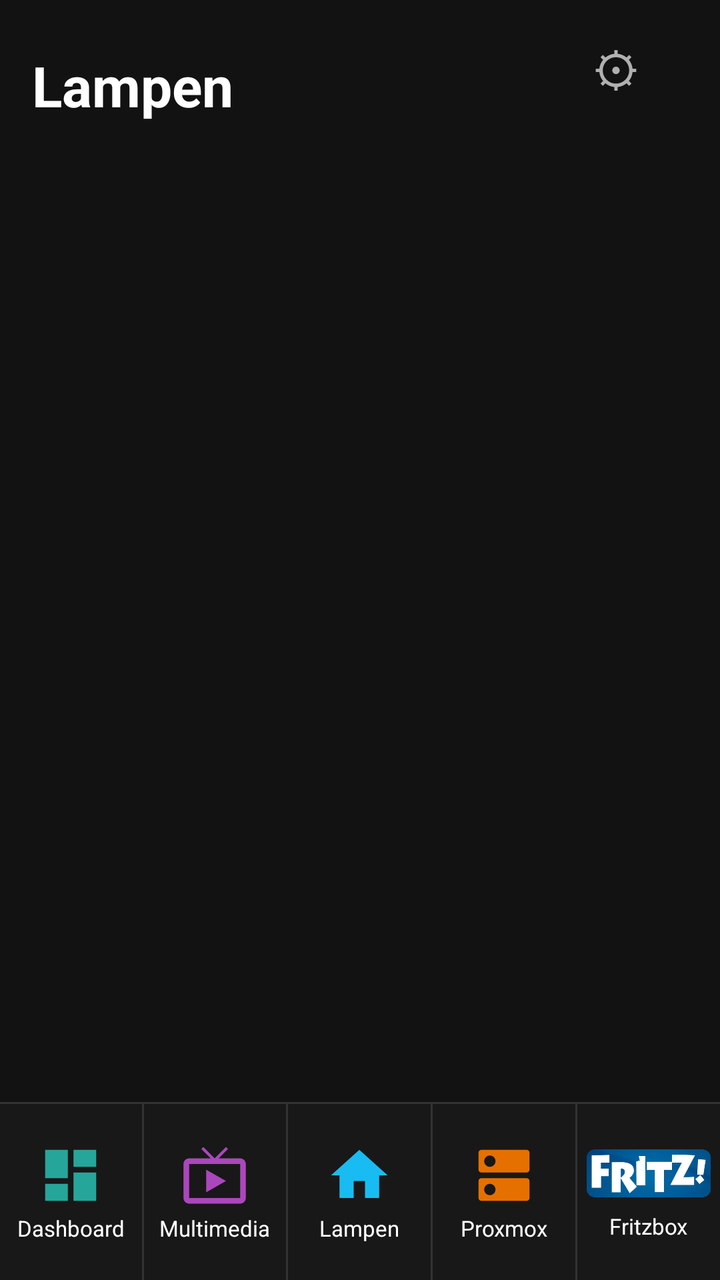
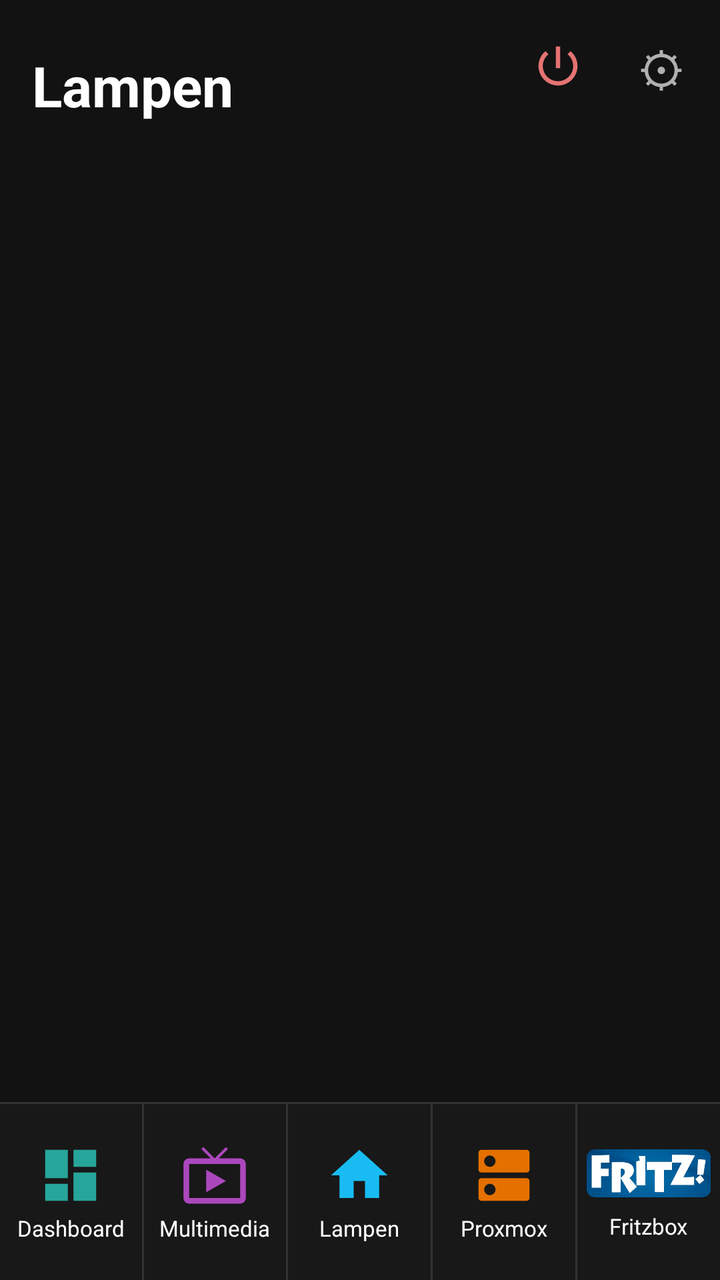

Before-and-after screenshots of an Android layout around one commit, followed by the original layout XML and the change that was made.
<!-- AndroidManifest.xml: application theme android:Theme.DeviceDefault.NoActionBar -->
<!-- res/layout/activity_main.xml -->
<?xml version="1.0" encoding="utf-8"?>
<LinearLayout xmlns:android="http://schemas.android.com/apk/res/android"
    android:id="@+id/root"
    android:layout_width="match_parent"
    android:layout_height="match_parent"
    android:background="#121212"
    android:orientation="vertical">

    
    <TextView
        android:id="@+id/updateBanner"
        android:layout_width="match_parent"
        android:layout_height="wrap_content"
        android:background="#1B5E20"
        android:gravity="center"
        android:padding="12dp"
        android:textColor="#FFFFFF"
        android:textSize="15sp"
        android:textStyle="bold"
        android:visibility="gone" />

    <FrameLayout
        android:layout_width="match_parent"
        android:layout_height="0dp"
        android:layout_weight="1">

        
        <ScrollView
            android:id="@+id/mediaPanel"
            android:layout_width="match_parent"
            android:layout_height="match_parent"
            android:visibility="gone">

            <LinearLayout
                android:layout_width="match_parent"
                android:layout_height="wrap_content"
                android:orientation="vertical"
                android:padding="16dp">

                <TextView
                    android:layout_width="wrap_content"
                    android:layout_height="wrap_content"
                    android:layout_marginTop="8dp"
                    android:layout_marginBottom="16dp"
                    android:text="Multimedia"
                    android:textColor="#FFFFFF"
                    android:textSize="28sp"
                    android:textStyle="bold" />

                <LinearLayout
                    android:id="@+id/mediaList"
                    android:layout_width="match_parent"
                    android:layout_height="wrap_content"
                    android:orientation="vertical" />

                <TextView
                    android:id="@+id/mediaStatus"
                    android:layout_width="match_parent"
                    android:layout_height="wrap_content"
                    android:layout_marginTop="4dp"
                    android:textColor="#B0B0B0"
                    android:textSize="13sp" />
            </LinearLayout>
        </ScrollView>

        
        <ScrollView
            android:id="@+id/dashPanel"
            android:layout_width="match_parent"
            android:layout_height="match_parent"
            android:visibility="gone">

            <LinearLayout
                android:layout_width="match_parent"
                android:layout_height="wrap_content"
                android:orientation="vertical"
                android:padding="16dp">

                <TextView
                    android:layout_width="wrap_content"
                    android:layout_height="wrap_content"
                    android:layout_marginTop="8dp"
                    android:layout_marginBottom="16dp"
                    android:text="Dashboard"
                    android:textColor="#FFFFFF"
                    android:textSize="28sp"
                    android:textStyle="bold" />

                <LinearLayout
                    android:id="@+id/dashList"
                    android:layout_width="match_parent"
                    android:layout_height="wrap_content"
                    android:orientation="vertical" />

                <TextView
                    android:id="@+id/dashStatus"
                    android:layout_width="match_parent"
                    android:layout_height="wrap_content"
                    android:layout_marginTop="4dp"
                    android:textColor="#B0B0B0"
                    android:textSize="13sp" />
            </LinearLayout>
        </ScrollView>

        
        <ScrollView
            android:id="@+id/haPanel"
            android:layout_width="match_parent"
            android:layout_height="match_parent">

            <LinearLayout
                android:layout_width="match_parent"
                android:layout_height="wrap_content"
                android:orientation="vertical"
                android:padding="16dp">

                <TextView
                    android:layout_width="match_parent"
                    android:layout_height="wrap_content"
                    android:layout_marginTop="8dp"
                    android:layout_marginBottom="16dp"
                    android:text="Lampen"
                    android:textColor="#FFFFFF"
                    android:textSize="28sp"
                    android:textStyle="bold" />

                <LinearLayout
                    android:id="@+id/groupList"
                    android:layout_width="match_parent"
                    android:layout_height="wrap_content"
                    android:orientation="vertical" />

                <TextView
                    android:id="@+id/statusText"
                    android:layout_width="match_parent"
                    android:layout_height="wrap_content"
                    android:layout_marginTop="8dp"
                    android:textColor="#B0B0B0"
                    android:textSize="14sp" />
            </LinearLayout>
        </ScrollView>

        
        <ScrollView
            android:id="@+id/pvePanel"
            android:layout_width="match_parent"
            android:layout_height="match_parent"
            android:visibility="gone">

            <LinearLayout
                android:layout_width="match_parent"
                android:layout_height="wrap_content"
                android:orientation="vertical"
                android:padding="16dp">

                <TextView
                    android:layout_width="wrap_content"
                    android:layout_height="wrap_content"
                    android:layout_marginTop="8dp"
                    android:layout_marginBottom="16dp"
                    android:text="Proxmox"
                    android:textColor="#FFFFFF"
                    android:textSize="28sp"
                    android:textStyle="bold" />

                <LinearLayout
                    android:id="@+id/vmList"
                    android:layout_width="match_parent"
                    android:layout_height="wrap_content"
                    android:orientation="vertical" />

                <TextView
                    android:id="@+id/pveStatus"
                    android:layout_width="match_parent"
                    android:layout_height="wrap_content"
                    android:layout_marginTop="8dp"
                    android:textColor="#B0B0B0"
                    android:textSize="14sp" />
            </LinearLayout>
        </ScrollView>

        
        <ScrollView
            android:id="@+id/fritzPanel"
            android:layout_width="match_parent"
            android:layout_height="match_parent"
            android:visibility="gone">

            <LinearLayout
                android:layout_width="match_parent"
                android:layout_height="wrap_content"
                android:orientation="vertical"
                android:padding="16dp">

                <TextView
                    android:layout_width="wrap_content"
                    android:layout_height="wrap_content"
                    android:layout_marginTop="8dp"
                    android:layout_marginBottom="16dp"
                    android:text="Fritzbox"
                    android:textColor="#FFFFFF"
                    android:textSize="28sp"
                    android:textStyle="bold" />

                <LinearLayout
                    android:id="@+id/fritzList"
                    android:layout_width="match_parent"
                    android:layout_height="wrap_content"
                    android:orientation="vertical" />

                <TextView
                    android:id="@+id/fritzStatus"
                    android:layout_width="match_parent"
                    android:layout_height="wrap_content"
                    android:layout_marginTop="8dp"
                    android:textColor="#B0B0B0"
                    android:textSize="14sp" />
            </LinearLayout>
        </ScrollView>

        <Button
            android:id="@+id/settingsButton"
            style="?android:attr/borderlessButtonStyle"
            android:layout_width="wrap_content"
            android:layout_height="wrap_content"
            android:layout_gravity="top|end"
            android:layout_margin="8dp"
            android:text="⚙"
            android:textColor="#B0B0B0"
            android:textSize="24sp" />

        
        <ScrollView
            android:id="@+id/settingsPanel"
            android:layout_width="match_parent"
            android:layout_height="match_parent"
            android:background="#121212"
            android:visibility="gone">

            <LinearLayout
                android:layout_width="match_parent"
                android:layout_height="wrap_content"
                android:orientation="vertical"
                android:padding="24dp">

                <TextView
                    android:id="@+id/settingsTitle"
                    android:layout_width="wrap_content"
                    android:layout_height="wrap_content"
                    android:layout_marginBottom="16dp"
                    android:text="Instellingen"
                    android:textColor="#FFFFFF"
                    android:textSize="24sp"
                    android:textStyle="bold" />

                
                <LinearLayout
                    android:id="@+id/settingsMenu"
                    android:layout_width="match_parent"
                    android:layout_height="wrap_content"
                    android:orientation="vertical">

                    <TextView
                        android:id="@+id/menuApi"
                        android:layout_width="match_parent"
                        android:layout_height="wrap_content"
                        android:layout_marginBottom="12dp"
                        android:background="#1E1E1E"
                        android:drawablePadding="16dp"
                        android:gravity="center_vertical"
                        android:padding="18dp"
                        android:text="API's"
                        android:textColor="#FFFFFF"
                        android:textSize="17sp" />

                    <TextView
                        android:id="@+id/menuUpdate"
                        android:layout_width="match_parent"
                        android:layout_height="wrap_content"
                        android:background="#1E1E1E"
                        android:drawablePadding="16dp"
                        android:gravity="center_vertical"
                        android:padding="18dp"
                        android:text="Updates"
                        android:textColor="#FFFFFF"
                        android:textSize="17sp" />
                </LinearLayout>

                
                <LinearLayout
                    android:id="@+id/apiMenu"
                    android:layout_width="match_parent"
                    android:layout_height="wrap_content"
                    android:orientation="vertical"
                    android:visibility="gone">

                    <TextView
                        android:id="@+id/menuHa"
                        android:layout_width="match_parent"
                        android:layout_height="wrap_content"
                        android:layout_marginBottom="12dp"
                        android:background="#1E1E1E"
                        android:drawablePadding="16dp"
                        android:gravity="center_vertical"
                        android:padding="18dp"
                        android:text="Home Assistant"
                        android:textColor="#FFFFFF"
                        android:textSize="17sp" />

                    <TextView
                        android:id="@+id/menuPve"
                        android:layout_width="match_parent"
                        android:layout_height="wrap_content"
                        android:layout_marginBottom="12dp"
                        android:background="#1E1E1E"
                        android:drawablePadding="16dp"
                        android:gravity="center_vertical"
                        android:padding="18dp"
                        android:text="Proxmox"
                        android:textColor="#FFFFFF"
                        android:textSize="17sp" />

                    <TextView
                        android:id="@+id/menuFritz"
                        android:layout_width="match_parent"
                        android:layout_height="wrap_content"
                        android:layout_marginBottom="12dp"
                        android:background="#1E1E1E"
                        android:drawablePadding="16dp"
                        android:gravity="center_vertical"
                        android:padding="18dp"
                        android:text="Fritzbox"
                        android:textColor="#FFFFFF"
                        android:textSize="17sp" />

                </LinearLayout>

                
                <LinearLayout
                    android:id="@+id/haSection"
                    android:layout_width="match_parent"
                    android:layout_height="wrap_content"
                    android:orientation="vertical"
                    android:visibility="gone">
                    <TextView
                        android:layout_width="wrap_content"
                        android:layout_height="wrap_content"
                        android:layout_marginTop="8dp"
                        android:text="Extern adres (Nabu Casa)"
                        android:textColor="#B0B0B0" />

                    <EditText
                        android:id="@+id/urlInput"
                        android:layout_width="match_parent"
                        android:layout_height="wrap_content"
                        android:hint="https://xxxx.ui.nabu.casa"
                        android:inputType="textUri"
                        android:textColor="#FFFFFF"
                        android:textColorHint="#666666" />

                    <TextView
                        android:layout_width="wrap_content"
                        android:layout_height="wrap_content"
                        android:layout_marginTop="8dp"
                        android:text="Lokaal adres (thuis, eerst geprobeerd)"
                        android:textColor="#B0B0B0" />

                    <EditText
                        android:id="@+id/localUrlInput"
                        android:layout_width="match_parent"
                        android:layout_height="wrap_content"
                        android:hint="http://192.168.1.10:8123"
                        android:inputType="textUri"
                        android:textColor="#FFFFFF"
                        android:textColorHint="#666666" />

                    <TextView
                        android:layout_width="wrap_content"
                        android:layout_height="wrap_content"
                        android:layout_marginTop="8dp"
                        android:text="Long-lived access token"
                        android:textColor="#B0B0B0" />

                    <EditText
                        android:id="@+id/tokenInput"
                        android:layout_width="match_parent"
                        android:layout_height="wrap_content"
                        android:inputType="textPassword"
                        android:textColor="#FFFFFF"
                        android:textColorHint="#666666" />

                    <Button
                        android:id="@+id/saveHa"
                        android:layout_width="match_parent"
                        android:layout_height="wrap_content"
                        android:layout_marginTop="24dp"
                        android:text="Opslaan" />
                </LinearLayout>

                
                <LinearLayout
                    android:id="@+id/pveSection"
                    android:layout_width="match_parent"
                    android:layout_height="wrap_content"
                    android:orientation="vertical"
                    android:visibility="gone">
                    <TextView
                        android:layout_width="wrap_content"
                        android:layout_height="wrap_content"
                        android:layout_marginTop="8dp"
                        android:text="URL"
                        android:textColor="#B0B0B0" />

                    <EditText
                        android:id="@+id/pveUrlInput"
                        android:layout_width="match_parent"
                        android:layout_height="wrap_content"
                        android:hint="https://192.168.1.11:8006"
                        android:inputType="textUri"
                        android:textColor="#FFFFFF"
                        android:textColorHint="#666666" />

                    <TextView
                        android:layout_width="wrap_content"
                        android:layout_height="wrap_content"
                        android:layout_marginTop="8dp"
                        android:text="Token ID"
                        android:textColor="#B0B0B0" />

                    <EditText
                        android:id="@+id/pveTokenIdInput"
                        android:layout_width="match_parent"
                        android:layout_height="wrap_content"
                        android:hint="root@pam!App"
                        android:inputType="text"
                        android:textColor="#FFFFFF"
                        android:textColorHint="#666666" />

                    <TextView
                        android:layout_width="wrap_content"
                        android:layout_height="wrap_content"
                        android:layout_marginTop="8dp"
                        android:text="Secret"
                        android:textColor="#B0B0B0" />

                    <EditText
                        android:id="@+id/pveSecretInput"
                        android:layout_width="match_parent"
                        android:layout_height="wrap_content"
                        android:inputType="textPassword"
                        android:textColor="#FFFFFF"
                        android:textColorHint="#666666" />

                    <Button
                        android:id="@+id/savePve"
                        android:layout_width="match_parent"
                        android:layout_height="wrap_content"
                        android:layout_marginTop="24dp"
                        android:text="Opslaan" />
                </LinearLayout>

                
                <LinearLayout
                    android:id="@+id/fritzSection"
                    android:layout_width="match_parent"
                    android:layout_height="wrap_content"
                    android:orientation="vertical"
                    android:visibility="gone">
                    <TextView
                        android:layout_width="wrap_content"
                        android:layout_height="wrap_content"
                        android:layout_marginTop="8dp"
                        android:text="URL (TR-064)"
                        android:textColor="#B0B0B0" />

                    <EditText
                        android:id="@+id/fritzUrlInput"
                        android:layout_width="match_parent"
                        android:layout_height="wrap_content"
                        android:hint="https://fritzbox.example.nl/tr064"
                        android:inputType="textUri"
                        android:textColor="#FFFFFF"
                        android:textColorHint="#666666" />

                    <TextView
                        android:layout_width="wrap_content"
                        android:layout_height="wrap_content"
                        android:layout_marginTop="8dp"
                        android:text="Gebruiker"
                        android:textColor="#B0B0B0" />

                    <EditText
                        android:id="@+id/fritzUserInput"
                        android:layout_width="match_parent"
                        android:layout_height="wrap_content"
                        android:inputType="text"
                        android:textColor="#FFFFFF"
                        android:textColorHint="#666666" />

                    <TextView
                        android:layout_width="wrap_content"
                        android:layout_height="wrap_content"
                        android:layout_marginTop="8dp"
                        android:text="Wachtwoord"
                        android:textColor="#B0B0B0" />

                    <EditText
                        android:id="@+id/fritzPassInput"
                        android:layout_width="match_parent"
                        android:layout_height="wrap_content"
                        android:inputType="textPassword"
                        android:textColor="#FFFFFF"
                        android:textColorHint="#666666" />

                    <Button
                        android:id="@+id/saveFritz"
                        android:layout_width="match_parent"
                        android:layout_height="wrap_content"
                        android:layout_marginTop="24dp"
                        android:text="Opslaan" />
                </LinearLayout>

                
                <LinearLayout
                    android:id="@+id/updateSection"
                    android:layout_width="match_parent"
                    android:layout_height="wrap_content"
                    android:orientation="vertical"
                    android:visibility="gone">

                    <TextView
                        android:id="@+id/updateVersion"
                        android:layout_width="wrap_content"
                        android:layout_height="wrap_content"
                        android:textColor="#FFFFFF"
                        android:textSize="18sp" />

                    <TextView
                        android:layout_width="wrap_content"
                        android:layout_height="wrap_content"
                        android:layout_marginTop="20dp"
                        android:text="GitHub-token (alleen lezen, repo thuisapp)"
                        android:textColor="#B0B0B0" />

                    <EditText
                        android:id="@+id/ghTokenInput"
                        android:layout_width="match_parent"
                        android:layout_height="wrap_content"
                        android:hint="github_pat_…"
                        android:inputType="textPassword"
                        android:textColor="#FFFFFF"
                        android:textColorHint="#666666" />

                    <Switch
                        android:id="@+id/autoUpdateSwitch"
                        android:layout_width="match_parent"
                        android:layout_height="wrap_content"
                        android:layout_marginTop="12dp"
                        android:text="Automatisch controleren (elke minuut in de app, en elk kwartier op de achtergrond met een melding)"
                        android:textColor="#FFFFFF"
                        android:textSize="16sp" />

                    <Button
                        android:id="@+id/updateSaveButton"
                        android:layout_width="match_parent"
                        android:layout_height="wrap_content"
                        android:layout_marginTop="20dp"
                        android:text="Opslaan" />

                    <Button
                        android:id="@+id/checkUpdateButton"
                        android:layout_width="match_parent"
                        android:layout_height="wrap_content"
                        android:layout_marginTop="8dp"
                        android:text="Controleer nu" />

                    <TextView
                        android:id="@+id/updateStatus"
                        android:layout_width="match_parent"
                        android:layout_height="wrap_content"
                        android:layout_marginTop="16dp"
                        android:textColor="#B0B0B0"
                        android:textSize="15sp" />
                </LinearLayout>
            </LinearLayout>
        </ScrollView>
    </FrameLayout>

    
    <View
        android:layout_width="match_parent"
        android:layout_height="1dp"
        android:background="#333333" />

    <LinearLayout
        android:layout_width="match_parent"
        android:layout_height="88dp"
        android:background="#181818"
        android:orientation="horizontal">

        <LinearLayout
            android:id="@+id/tabDash"
            android:layout_width="0dp"
            android:layout_height="match_parent"
            android:layout_weight="1"
            android:background="?android:attr/selectableItemBackground"
            android:clickable="true"
            android:focusable="true"
            android:gravity="center"
            android:orientation="vertical">

            <ImageView
                android:layout_width="34dp"
                android:layout_height="34dp"
                android:contentDescription="Dashboard"
                android:src="@drawable/ic_tab_dash" />

            <TextView
                android:layout_width="wrap_content"
                android:layout_height="wrap_content"
                android:layout_marginTop="2dp"
                android:text="Dashboard"
                android:textColor="#FFFFFF"
                android:textSize="11sp" />
        </LinearLayout>

        <View
            android:layout_width="1dp"
            android:layout_height="match_parent"
            android:background="#333333" />

        <LinearLayout
            android:id="@+id/tabMedia"
            android:layout_width="0dp"
            android:layout_height="match_parent"
            android:layout_weight="1"
            android:background="?android:attr/selectableItemBackground"
            android:clickable="true"
            android:focusable="true"
            android:gravity="center"
            android:orientation="vertical">

            <ImageView
                android:layout_width="34dp"
                android:layout_height="34dp"
                android:contentDescription="Multimedia"
                android:src="@drawable/ic_tab_media" />

            <TextView
                android:layout_width="wrap_content"
                android:layout_height="wrap_content"
                android:layout_marginTop="2dp"
                android:text="Multimedia"
                android:textColor="#FFFFFF"
                android:textSize="11sp" />
        </LinearLayout>

        <View
            android:layout_width="1dp"
            android:layout_height="match_parent"
            android:background="#333333" />

        <LinearLayout
            android:id="@+id/tabHa"
            android:layout_width="0dp"
            android:layout_height="match_parent"
            android:layout_weight="1"
            android:background="?android:attr/selectableItemBackground"
            android:clickable="true"
            android:focusable="true"
            android:gravity="center"
            android:orientation="vertical">

            <ImageView
                android:layout_width="34dp"
                android:layout_height="34dp"
                android:contentDescription="Home Assistant"
                android:src="@drawable/ic_tab_ha" />

            <TextView
                android:layout_width="wrap_content"
                android:layout_height="wrap_content"
                android:layout_marginTop="2dp"
                android:text="Lampen"
                android:textColor="#FFFFFF"
                android:textSize="11sp" />
        </LinearLayout>

        <View
            android:layout_width="1dp"
            android:layout_height="match_parent"
            android:background="#333333" />

        <LinearLayout
            android:id="@+id/tabPve"
            android:layout_width="0dp"
            android:layout_height="match_parent"
            android:layout_weight="1"
            android:background="?android:attr/selectableItemBackground"
            android:clickable="true"
            android:focusable="true"
            android:gravity="center"
            android:orientation="vertical">

            <ImageView
                android:layout_width="34dp"
                android:layout_height="34dp"
                android:contentDescription="Proxmox"
                android:src="@drawable/ic_tab_pve" />

            <TextView
                android:layout_width="wrap_content"
                android:layout_height="wrap_content"
                android:layout_marginTop="2dp"
                android:text="Proxmox"
                android:textColor="#FFFFFF"
                android:textSize="11sp" />
        </LinearLayout>

        <View
            android:layout_width="1dp"
            android:layout_height="match_parent"
            android:background="#333333" />

        <LinearLayout
            android:id="@+id/tabFritz"
            android:layout_width="0dp"
            android:layout_height="match_parent"
            android:layout_weight="1"
            android:background="?android:attr/selectableItemBackground"
            android:clickable="true"
            android:focusable="true"
            android:gravity="center"
            android:orientation="vertical">

            <ImageView
                android:layout_width="62dp"
                android:layout_height="30dp"
                android:layout_marginBottom="2dp"
                android:adjustViewBounds="true"
                android:contentDescription="Fritzbox"
                android:scaleType="fitCenter"
                android:src="@drawable/ic_tab_fritz" />

            <TextView
                android:layout_width="wrap_content"
                android:layout_height="wrap_content"
                android:layout_marginTop="2dp"
                android:text="Fritzbox"
                android:textColor="#FFFFFF"
                android:textSize="11sp" />
        </LinearLayout>
    </LinearLayout>
</LinearLayout>
<!-- resources referenced by this layout -->
<resources>
  <!-- drawable ic_tab_dash (drawable) -->
  <?xml version="1.0" encoding="utf-8"?>
  <vector xmlns:android="http://schemas.android.com/apk/res/android"
      android:width="48dp"
      android:height="48dp"
      android:viewportWidth="24"
      android:viewportHeight="24">
      <path
          android:fillColor="#26A69A"
          android:pathData="M3,13h8V3H3v10zM3,21h8v-6H3v6zM13,21h8V11h-8v10zM13,3v6h8V3h-8z" />
  </vector>
  <!-- drawable ic_tab_fritz: png bitmap (drawable, 41066 bytes) -->
  <!-- drawable ic_tab_ha (drawable) -->
  <?xml version="1.0" encoding="utf-8"?>
  <vector xmlns:android="http://schemas.android.com/apk/res/android"
      android:width="48dp"
      android:height="48dp"
      android:viewportWidth="24"
      android:viewportHeight="24">
      <path
          android:fillColor="#18BCF2"
          android:pathData="M10,20v-6h4v6h5v-8h3L12,3 2,12h3v8z" />
  </vector>
  <!-- drawable ic_tab_media (drawable) -->
  <?xml version="1.0" encoding="utf-8"?>
  <vector xmlns:android="http://schemas.android.com/apk/res/android"
      android:width="48dp"
      android:height="48dp"
      android:viewportWidth="24"
      android:viewportHeight="24">
      <path
          android:fillColor="#AB47BC"
          android:pathData="M21,6h-7.59l3.29,-3.29L16,2l-4,4 -4,-4 -0.71,0.71L10.59,6L3,6c-1.1,0 -2,0.89 -2,2v12c0,1.1 0.9,2 2,2h18c1.1,0 2,-0.9 2,-2L23,8c0,-1.11 -0.9,-2 -2,-2zM21,20L3,20L3,8h18v12zM9,10v8l7,-4z" />
  </vector>
  <!-- drawable ic_tab_pve (drawable) -->
  <?xml version="1.0" encoding="utf-8"?>
  <vector xmlns:android="http://schemas.android.com/apk/res/android"
      android:width="48dp"
      android:height="48dp"
      android:viewportWidth="24"
      android:viewportHeight="24">
      <path
          android:fillColor="#E57000"
          android:pathData="M20,13H4c-0.55,0 -1,0.45 -1,1v6c0,0.55 0.45,1 1,1h16c0.55,0 1,-0.45 1,-1v-6c0,-0.55 -0.45,-1 -1,-1zM7,19c-1.1,0 -2,-0.9 -2,-2s0.9,-2 2,-2 2,0.9 2,2 -0.9,2 -2,2zM20,3H4c-0.55,0 -1,0.45 -1,1v6c0,0.55 0.45,1 1,1h16c0.55,0 1,-0.45 1,-1V4c0,-0.55 -0.45,-1 -1,-1zM7,9c-1.1,0 -2,-0.9 -2,-2s0.9,-2 2,-2 2,0.9 2,2 -0.9,2 -2,2z" />
  </vector>
</resources>

<!-- the commit's change to res/layout/activity_main.xml (unified diff, before → after) -->
@@ -225,9 +225,27 @@
             android:layout_height="wrap_content"
             android:layout_gravity="top|end"
             android:layout_margin="8dp"
+            android:minWidth="0dp"
+            android:minHeight="0dp"
+            android:padding="10dp"
             android:text="⚙"
             android:textColor="#B0B0B0"
             android:textSize="24sp" />
+
+        
+        <ImageButton
+            android:id="@+id/powerButton"
+            style="?android:attr/borderlessButtonStyle"
+            android:layout_width="wrap_content"
+            android:layout_height="wrap_content"
+            android:layout_gravity="top|end"
+            android:layout_marginTop="8dp"
+            android:layout_marginEnd="56dp"
+            android:contentDescription="Alles uit"
+            android:minWidth="0dp"
+            android:minHeight="0dp"
+            android:padding="12dp"
+            android:src="@drawable/ic_power" />
 
         
         <ScrollView
<!-- resource entries referenced after the edit -->
@@ -1,5 +1,15 @@
 <!-- resources referenced by this layout -->
 <resources>
+  <!-- drawable ic_power (drawable) -->
+  <vector xmlns:android="http://schemas.android.com/apk/res/android"
+      android:width="26dp"
+      android:height="26dp"
+      android:viewportWidth="24"
+      android:viewportHeight="24">
+      <path
+          android:fillColor="#E57373"
+          android:pathData="M13,3h-2v10h2L13,3zM17.83,5.17l-1.42,1.42C17.99,7.86 19,9.81 19,12c0,3.87 -3.13,7 -7,7s-7,-3.13 -7,-7c0,-2.19 1.01,-4.14 2.58,-5.42L6.17,5.17C4.23,6.82 3,9.26 3,12c0,4.97 4.03,9 9,9s9,-4.03 9,-9c0,-2.74 -1.23,-5.18 -3.17,-6.83z" />
+  </vector>
   <!-- drawable ic_tab_dash (drawable) -->
   <?xml version="1.0" encoding="utf-8"?>
   <vector xmlns:android="http://schemas.android.com/apk/res/android"
